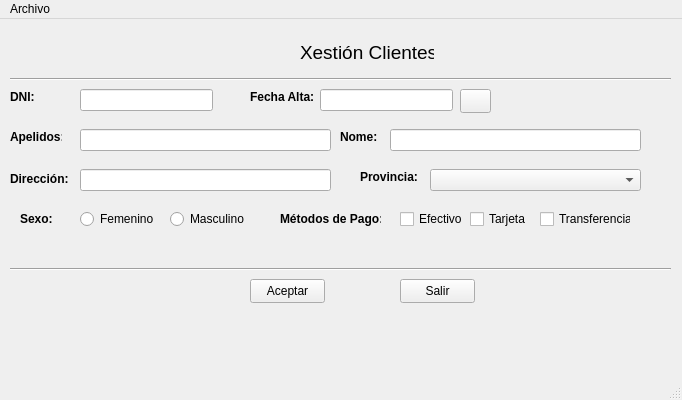
Qt form FirstPythonProject/ventana.ui (Raul0801/DI) before a commit.
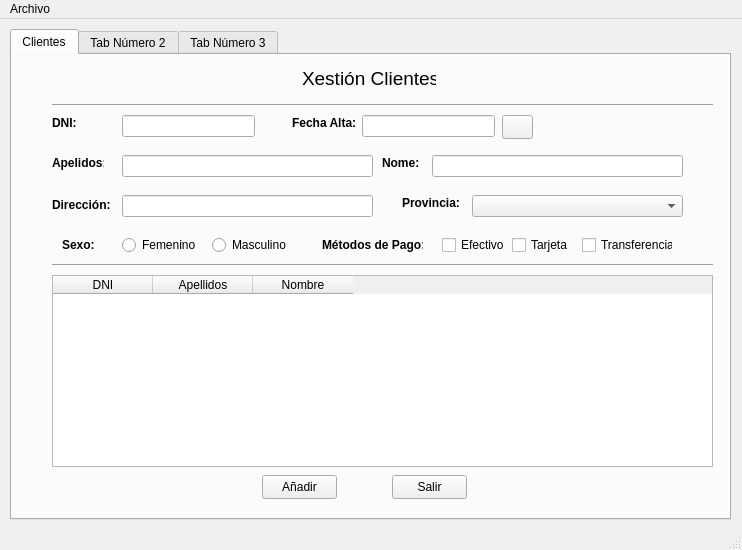
The same form after that commit. Icons and pictures are not drawn.

Diff of the .ui file:
```diff
--- a/FirstPythonProject/ventana.ui
+++ b/FirstPythonProject/ventana.ui
@@ -6,19 +6,35 @@
    <rect>
     <x>0</x>
     <y>0</y>
-    <width>682</width>
-    <height>400</height>
+    <width>742</width>
+    <height>550</height>
    </rect>
   </property>
   <property name="windowTitle">
    <string>MainWindow</string>
   </property>
   <widget class="QWidget" name="centralwidget">
+   <widget class="QTabWidget" name="tabWidget">
+    <property name="geometry">
+     <rect>
+      <x>10</x>
+      <y>10</y>
+      <width>721</width>
+      <height>491</height>
+     </rect>
+    </property>
+    <property name="currentIndex">
+     <number>0</number>
+    </property>
+    <widget class="QWidget" name="tab">
+     <attribute name="title">
+      <string>Clientes</string>
+     </attribute>
    <widget class="QLabel" name="label">
     <property name="geometry">
      <rect>
-      <x>300</x>
-      <y>20</y>
+        <x>290</x>
+        <y>10</y>
       <width>134</width>
       <height>26</height>
      </rect>
@@ -38,67 +54,75 @@
      <string>Xestión Clientes</string>
     </property>
    </widget>
-   <widget class="QLineEdit" name="lineEdit">
+     <widget class="QPushButton" name="pushButton_2">
     <property name="geometry">
      <rect>
-      <x>80</x>
-      <y>70</y>
-      <width>133</width>
-      <height>22</height>
-     </rect>
-    </property>
-   </widget>
-   <widget class="QLabel" name="label_2">
-    <property name="geometry">
-     <rect>
-      <x>10</x>
-      <y>70</y>
-      <width>25</width>
-      <height>16</height>
-     </rect>
-    </property>
-    <property name="font">
-     <font>
-      <bold>true</bold>
-     </font>
-    </property>
+        <x>380</x>
+        <y>420</y>
+        <width>75</width>
+        <height>24</height>
+       </rect>
+      </property>
     <property name="text">
-     <string>DNI:</string>
-    </property>
-   </widget>
-   <widget class="QLabel" name="label_3">
-    <property name="geometry">
-     <rect>
-      <x>10</x>
-      <y>110</y>
-      <width>52</width>
-      <height>16</height>
-     </rect>
-    </property>
-    <property name="font">
-     <font>
-      <bold>true</bold>
-     </font>
-    </property>
-    <property name="text">
-     <string>Apelidos: </string>
+       <string>Salir</string>
     </property>
    </widget>
    <widget class="QLineEdit" name="lineEdit_2">
     <property name="geometry">
      <rect>
-      <x>80</x>
-      <y>110</y>
+        <x>110</x>
+        <y>100</y>
       <width>251</width>
       <height>22</height>
      </rect>
     </property>
    </widget>
+     <widget class="QCheckBox" name="chkEfec">
+      <property name="geometry">
+       <rect>
+        <x>430</x>
+        <y>180</y>
+        <width>76</width>
+        <height>20</height>
+       </rect>
+      </property>
+      <property name="text">
+       <string>Efectivo</string>
+      </property>
+      <attribute name="buttonGroup">
+       <string notr="true">chkbxGroup</string>
+      </attribute>
+     </widget>
+     <widget class="QTableWidget" name="tableWidget">
+      <property name="geometry">
+       <rect>
+        <x>40</x>
+        <y>220</y>
+        <width>661</width>
+        <height>192</height>
+       </rect>
+      </property>
+      <column>
+       <property name="text">
+        <string>DNI</string>
+       </property>
+      </column>
+      <column>
+       <property name="text">
+        <string>Apellidos</string>
+       </property>
+      </column>
+      <column>
+       <property name="text">
+        <string>Nombre</string>
+       </property>
+      </column>
+     </widget>
    <widget class="QLabel" name="label_4">
     <property name="geometry">
      <rect>
-      <x>340</x>
-      <y>110</y>
+        <x>370</x>
+        <y>100</y>
       <width>37</width>
       <height>16</height>
      </rect>
@@ -112,73 +136,11 @@
      <string>Nome:</string>
     </property>
    </widget>
-   <widget class="QLineEdit" name="lineEdit_3">
+     <widget class="QLabel" name="label_6">
     <property name="geometry">
      <rect>
-      <x>390</x>
-      <y>110</y>
-      <width>251</width>
-      <height>22</height>
-     </rect>
-    </property>
-   </widget>
-   <widget class="Line" name="line">
-    <property name="geometry">
-     <rect>
-      <x>10</x>
-      <y>50</y>
-      <width>661</width>
-      <height>20</height>
-     </rect>
-    </property>
-    <property name="orientation">
-     <enum>Qt::Horizontal</enum>
-    </property>
-   </widget>
-   <widget class="Line" name="line_2">
-    <property name="geometry">
-     <rect>
-      <x>10</x>
-      <y>240</y>
-      <width>661</width>
-      <height>20</height>
-     </rect>
-    </property>
-    <property name="orientation">
-     <enum>Qt::Horizontal</enum>
-    </property>
-   </widget>
-   <widget class="QPushButton" name="pushButton">
-    <property name="geometry">
-     <rect>
-      <x>250</x>
-      <y>260</y>
-      <width>75</width>
-      <height>24</height>
-     </rect>
-    </property>
-    <property name="text">
-     <string>Aceptar</string>
-    </property>
-   </widget>
-   <widget class="QPushButton" name="pushButton_2">
-    <property name="geometry">
-     <rect>
-      <x>400</x>
-      <y>260</y>
-      <width>75</width>
-      <height>24</height>
-     </rect>
-    </property>
-    <property name="text">
-     <string>Salir</string>
-    </property>
-   </widget>
-   <widget class="QLabel" name="label_5">
-    <property name="geometry">
-     <rect>
-      <x>230</x>
-      <y>110</y>
+        <x>260</x>
+        <y>140</y>
       <width>49</width>
       <height>16</height>
      </rect>
@@ -187,29 +149,38 @@
      <string/>
     </property>
    </widget>
-   <widget class="QLabel" name="label_sx">
+     <widget class="QPushButton" name="pushButton_3">
     <property name="geometry">
      <rect>
-      <x>20</x>
-      <y>190</y>
-      <width>49</width>
-      <height>20</height>
-     </rect>
-    </property>
-    <property name="font">
-     <font>
-      <bold>true</bold>
-     </font>
-    </property>
+        <x>490</x>
+        <y>60</y>
+        <width>31</width>
+        <height>24</height>
+       </rect>
+      </property>
     <property name="text">
-     <string>Sexo:</string>
+       <string/>
+      </property>
+      <property name="icon">
+       <iconset>
+        <normaloff>img/download.jpg</normaloff>img/download.jpg</iconset>
+      </property>
+     </widget>
+     <widget class="QLineEdit" name="lineEdit_5">
+      <property name="geometry">
+       <rect>
+        <x>350</x>
+        <y>60</y>
+        <width>133</width>
+        <height>22</height>
+       </rect>
     </property>
    </widget>
    <widget class="QLabel" name="label_sx_2">
     <property name="geometry">
      <rect>
-      <x>280</x>
-      <y>190</y>
+        <x>310</x>
+        <y>180</y>
       <width>101</width>
       <height>20</height>
      </rect>
@@ -223,59 +194,24 @@
      <string>Métodos de Pago:</string>
     </property>
    </widget>
-   <widget class="QRadioButton" name="rbtFem">
+     <widget class="Line" name="line_2">
     <property name="geometry">
      <rect>
-      <x>80</x>
-      <y>190</y>
-      <width>89</width>
+        <x>40</x>
+        <y>200</y>
+        <width>661</width>
       <height>20</height>
      </rect>
     </property>
-    <property name="text">
-     <string>Femenino</string>
-    </property>
-    <attribute name="buttonGroup">
-     <string notr="true">rbtnGroup</string>
-    </attribute>
-   </widget>
-   <widget class="QRadioButton" name="rbtMasc">
-    <property name="geometry">
-     <rect>
-      <x>170</x>
-      <y>190</y>
-      <width>89</width>
-      <height>20</height>
-     </rect>
-    </property>
-    <property name="text">
-     <string>Masculino</string>
-    </property>
-    <attribute name="buttonGroup">
-     <string notr="true">rbtnGroup</string>
-    </attribute>
-   </widget>
-   <widget class="QCheckBox" name="chkEfec">
-    <property name="geometry">
-     <rect>
-      <x>400</x>
-      <y>190</y>
-      <width>76</width>
-      <height>20</height>
-     </rect>
-    </property>
-    <property name="text">
-     <string>Efectivo</string>
-    </property>
-    <attribute name="buttonGroup">
-     <string notr="true">chkbxGroup</string>
-    </attribute>
+      <property name="orientation">
+       <enum>Qt::Horizontal</enum>
+      </property>
    </widget>
    <widget class="QCheckBox" name="chkTarj">
     <property name="geometry">
      <rect>
-      <x>470</x>
-      <y>190</y>
+        <x>500</x>
+        <y>180</y>
       <width>76</width>
       <height>20</height>
      </rect>
@@ -290,8 +226,8 @@
    <widget class="QCheckBox" name="chkTrans">
     <property name="geometry">
      <rect>
-      <x>540</x>
-      <y>190</y>
+        <x>570</x>
+        <y>180</y>
       <width>91</width>
       <height>20</height>
      </rect>
@@ -303,24 +239,49 @@
      <string notr="true">chkbxGroup</string>
     </attribute>
    </widget>
-   <widget class="QLabel" name="label_6">
+     <widget class="QLineEdit" name="lineEdit">
     <property name="geometry">
      <rect>
-      <x>230</x>
-      <y>150</y>
+        <x>110</x>
+        <y>60</y>
+        <width>133</width>
+        <height>22</height>
+       </rect>
+      </property>
+     </widget>
+     <widget class="QLabel" name="label_sx">
+      <property name="geometry">
+       <rect>
+        <x>50</x>
+        <y>180</y>
       <width>49</width>
-      <height>16</height>
-     </rect>
-    </property>
+        <height>20</height>
+       </rect>
+      </property>
+      <property name="font">
+       <font>
+        <bold>true</bold>
+       </font>
+      </property>
     <property name="text">
-     <string/>
+       <string>Sexo:</string>
+      </property>
+     </widget>
+     <widget class="QComboBox" name="selProv">
+      <property name="geometry">
+       <rect>
+        <x>460</x>
+        <y>140</y>
+        <width>211</width>
+        <height>22</height>
+       </rect>
     </property>
    </widget>
    <widget class="QLabel" name="label_dir">
     <property name="geometry">
      <rect>
-      <x>10</x>
-      <y>150</y>
+        <x>40</x>
+        <y>140</y>
       <width>61</width>
       <height>20</height>
      </rect>
@@ -334,21 +295,58 @@
      <string>Dirección:</string>
     </property>
    </widget>
-   <widget class="QLineEdit" name="lineEdit_4">
+     <widget class="Line" name="line">
     <property name="geometry">
      <rect>
-      <x>80</x>
-      <y>150</y>
-      <width>251</width>
-      <height>22</height>
-     </rect>
+        <x>40</x>
+        <y>40</y>
+        <width>661</width>
+        <height>20</height>
+       </rect>
+      </property>
+      <property name="orientation">
+       <enum>Qt::Horizontal</enum>
+      </property>
+     </widget>
+     <widget class="QRadioButton" name="rbtMasc">
+      <property name="geometry">
+       <rect>
+        <x>200</x>
+        <y>180</y>
+        <width>89</width>
+        <height>20</height>
+       </rect>
+      </property>
+      <property name="text">
+       <string>Masculino</string>
+      </property>
+      <attribute name="buttonGroup">
+       <string notr="true">rbtnGroup</string>
+      </attribute>
+     </widget>
+     <widget class="QLabel" name="label_2">
+      <property name="geometry">
+       <rect>
+        <x>40</x>
+        <y>60</y>
+        <width>25</width>
+        <height>16</height>
+       </rect>
+      </property>
+      <property name="font">
+       <font>
+        <bold>true</bold>
+       </font>
+      </property>
+      <property name="text">
+       <string>DNI:</string>
     </property>
    </widget>
    <widget class="QLabel" name="label_prov">
     <property name="geometry">
      <rect>
-      <x>360</x>
-      <y>150</y>
+        <x>390</x>
+        <y>140</y>
       <width>61</width>
       <height>16</height>
      </rect>
@@ -362,21 +360,24 @@
      <string>Provincia:</string>
     </property>
    </widget>
-   <widget class="QComboBox" name="selProv">
+     <widget class="QPushButton" name="pushButton">
     <property name="geometry">
      <rect>
-      <x>430</x>
-      <y>150</y>
-      <width>211</width>
-      <height>22</height>
-     </rect>
-    </property>
+        <x>250</x>
+        <y>420</y>
+        <width>75</width>
+        <height>24</height>
+       </rect>
+      </property>
+      <property name="text">
+       <string>Añadir</string>
+      </property>
    </widget>
    <widget class="QLabel" name="label_7">
     <property name="geometry">
      <rect>
-      <x>250</x>
-      <y>70</y>
+        <x>280</x>
+        <y>60</y>
       <width>71</width>
       <height>16</height>
      </rect>
@@ -390,32 +391,84 @@
      <string>Fecha Alta: </string>
     </property>
    </widget>
-   <widget class="QLineEdit" name="lineEdit_5">
+     <widget class="QLineEdit" name="lineEdit_4">
     <property name="geometry">
      <rect>
-      <x>320</x>
-      <y>70</y>
-      <width>133</width>
+        <x>110</x>
+        <y>140</y>
+        <width>251</width>
       <height>22</height>
      </rect>
     </property>
    </widget>
-   <widget class="QPushButton" name="pushButton_3">
+     <widget class="QLabel" name="label_5">
     <property name="geometry">
      <rect>
-      <x>460</x>
-      <y>70</y>
+        <x>250</x>
+        <y>50</y>
       <width>31</width>
-      <height>24</height>
+        <height>31</height>
      </rect>
     </property>
     <property name="text">
      <string/>
     </property>
-    <property name="icon">
-     <iconset>
-      <normaloff>img/download.jpg</normaloff>img/download.jpg</iconset>
-    </property>
+     </widget>
+     <widget class="QLineEdit" name="lineEdit_3">
+      <property name="geometry">
+       <rect>
+        <x>420</x>
+        <y>100</y>
+        <width>251</width>
+        <height>22</height>
+       </rect>
+      </property>
+     </widget>
+     <widget class="QLabel" name="label_3">
+      <property name="geometry">
+       <rect>
+        <x>40</x>
+        <y>100</y>
+        <width>52</width>
+        <height>16</height>
+       </rect>
+      </property>
+      <property name="font">
+       <font>
+        <bold>true</bold>
+       </font>
+      </property>
+      <property name="text">
+       <string>Apelidos: </string>
+      </property>
+     </widget>
+     <widget class="QRadioButton" name="rbtFem">
+      <property name="geometry">
+       <rect>
+        <x>110</x>
+        <y>180</y>
+        <width>89</width>
+        <height>20</height>
+       </rect>
+      </property>
+      <property name="text">
+       <string>Femenino</string>
+      </property>
+      <attribute name="buttonGroup">
+       <string notr="true">rbtnGroup</string>
+      </attribute>
+     </widget>
+    </widget>
+    <widget class="QWidget" name="tab_2">
+     <attribute name="title">
+      <string>Tab Número 2</string>
+     </attribute>
+    </widget>
+    <widget class="QWidget" name="tab_3">
+     <attribute name="title">
+      <string>Tab Número 3</string>
+     </attribute>
+    </widget>
    </widget>
   </widget>
   <widget class="QMenuBar" name="menubar">
@@ -423,7 +476,7 @@
     <rect>
      <x>0</x>
      <y>0</y>
-     <width>682</width>
+     <width>742</width>
      <height>22</height>
     </rect>
    </property>
```
Lines whose indentation alone changed are shown as unchanged.
